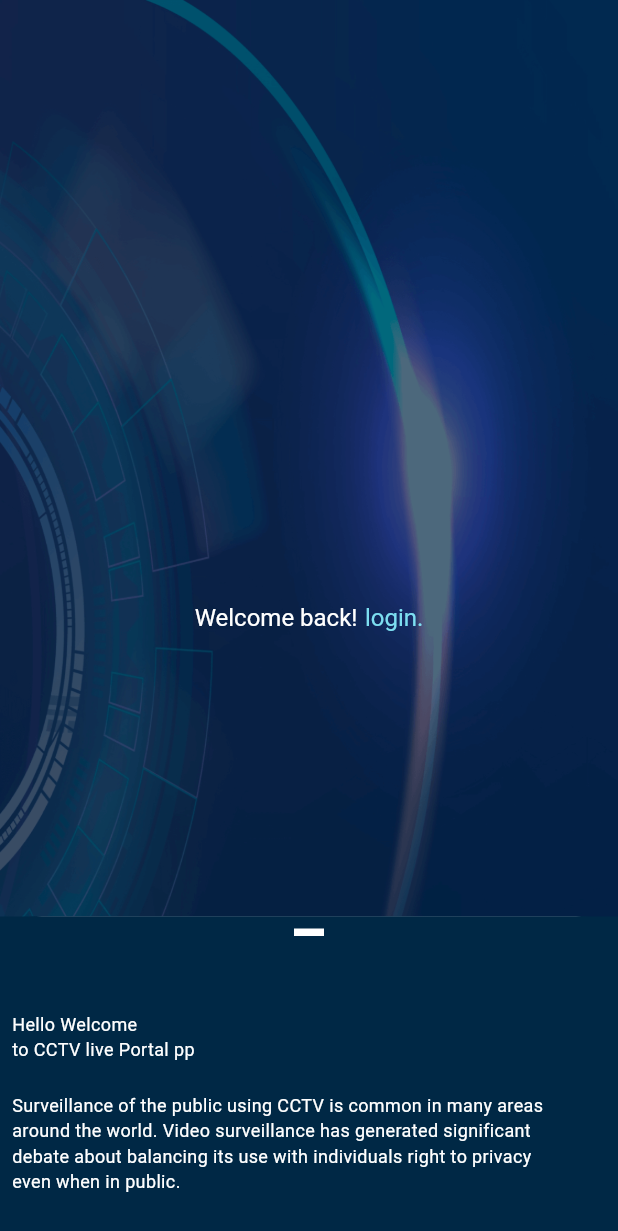
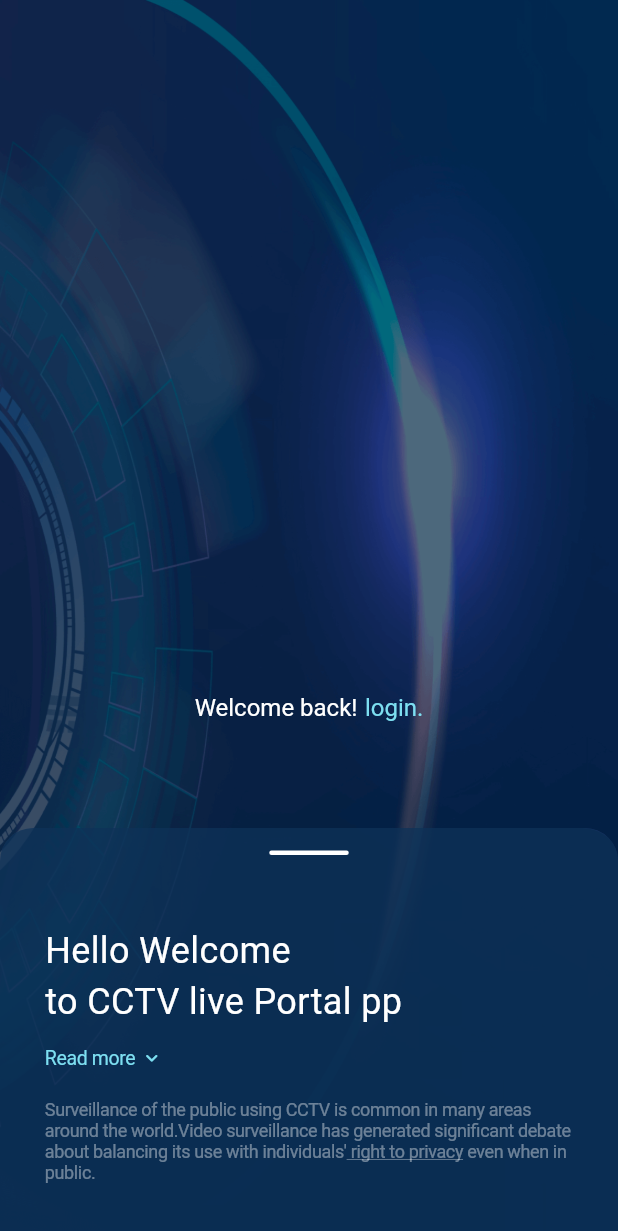
Before and after one commit to saikumarMob17/prowizMobile, a Flutter app: the screen it shows after launch, on a phone screen of 412 x 824 dp. Shown: the top 1231 px of the screen. Run offline on Flutter 3.47's test engine with Material 3 defaults, Android fonts, the light colour scheme and no system bars; our stand-ins replace dropdown_button2.

Commit message:
Splash screen UI Modified

```diff
--- a/lib/main.dart
+++ b/lib/main.dart
@@ -15,8 +15,10 @@ class MyApp extends StatelessWidget {
       debugShowCheckedModeBanner: false,
       theme: ThemeData(
         primarySwatch: Colors.blue,
+        bottomSheetTheme:
+        const BottomSheetThemeData(backgroundColor: Colors.transparent),
       ),
-      home: SplashScreen(),
+      home: const SplashScreen(),
     );
   }
 
--- a/lib/screens/splash_screen.dart
+++ b/lib/screens/splash_screen.dart
@@ -1,3 +1,6 @@
+import 'dart:developer';
+
+import 'package:flutter/gestures.dart';
 import 'package:flutter/material.dart';
 import 'package:prowiz/utils/colors.dart';
 import 'package:prowiz/utils/custom_text.dart';
@@ -9,8 +12,8 @@ class SplashScreen extends StatelessWidget {
 
   @override
   Widget build(BuildContext context) {
-    return Scaffold(
-      resizeToAvoidBottomInset: false,
+    return SafeArea(
+      child: Scaffold(
         body: Container(
           decoration: const BoxDecoration(
               color: ConstantColors.primaryColor,
@@ -18,6 +21,8 @@ class SplashScreen extends StatelessWidget {
                   image: AssetImage(ConstantImages.splashBg),
                   fit: BoxFit.fill)),
           child: Center(
+            child: Padding(
+              padding: const EdgeInsets.only(top: 120),
               child: RichText(
                 text: const TextSpan(
                     text: Constants.welcomeBackText,
@@ -30,71 +35,132 @@ class SplashScreen extends StatelessWidget {
                           text: Constants.login,
                           style: TextStyle(
                               fontSize: 16,
-                        color: ConstantColors.textFieldColor
-                      )
-                    )
+                              color: ConstantColors.textFieldColor))
                     ],
                     style:
                         TextStyle(fontWeight: FontWeight.w400, fontSize: 16)),
-
-          ),
-
-        ),
-      ),
-
-      bottomSheet: Container(
-
-        decoration: BoxDecoration(
-            color: ConstantColors.primaryColor,
-        ),
-
-        child: Column(
-          mainAxisSize: MainAxisSize.min,
-          children: [
-            Container(
-
-
-              decoration: BoxDecoration(
-
-                color: ConstantColors.primaryColor,
-                gradient: LinearGradient(colors: [
-                  ConstantColors.primaryColor,
-                  ConstantColors.primaryColor,
-
-
-                ]),
-                borderRadius: BorderRadius.circular(22),
-
-              ),
-              child: Padding(
-                padding: const EdgeInsets.all(8.0),
-                child: Column(
-                  mainAxisAlignment: MainAxisAlignment.center,
-                  crossAxisAlignment: CrossAxisAlignment.start,
-                  children: [
-                    Center(
-                      child: Container(
-                        height: 5,
-                        width: 20,
-                        decoration: BoxDecoration(
-                          color: Colors.white,
-
               ),
             ),
           ),
-                    SizedBox(height: 50,),
-                    CustomTextWidget(text: "Hello Welcome\nto CCTV live Portal pp",color: Colors.white,),
-                    SizedBox(height: 20,),
-                    CustomTextWidget(text: Constants.textData,color: Colors.white,),
-                    SizedBox(height: 20,),
-
+        ),
+        bottomSheet: Container(
+          padding: const EdgeInsets.symmetric(horizontal: 30, vertical: 15),
+          decoration: BoxDecoration(
+              color: ConstantColors.bgColor.withOpacity(0.5),
+              image: const DecorationImage(
+                  image: AssetImage(
+                    ConstantImages.bottomSheetBG,
+                  ),
+                  fit: BoxFit.fill),
+              borderRadius: const BorderRadius.only(
+                  topRight: Radius.circular(22), topLeft: Radius.circular(22))),
+          child: Column(
+            mainAxisSize: MainAxisSize.min,
+            crossAxisAlignment: CrossAxisAlignment.start,
+            children: [
+              Column(
+                crossAxisAlignment: CrossAxisAlignment.start,
+                children: [
+                  Align(
+                    alignment: Alignment.center,
+                    child: Container(
+                      height: 3,
+                      width: 53,
+                      decoration: BoxDecoration(
+                          color: Colors.white,
+                          borderRadius: BorderRadius.circular(22)),
+                    ),
+                  ),
+                  const SizedBox(
+                    height: 47,
+                  ),
+                  const CustomTextWidget(
+                    text: "Hello Welcome\nto CCTV live Portal pp",
+                    color: Colors.white,
+                    size: 24,
+                    fontWeight: FontWeight.w400,
+                  ),
+                  const SizedBox(
+                    height: 12,
+                  ),
+                  richTextWidget(Constants.readMore, "",
+                      isIcon: true,
+                      sizedBoxValue: 3,
+                      fontSize: 13,
+                      content1Color: ConstantColors.textFieldColor),
+                  const SizedBox(
+                    height: 20,
+                  ),
+                  richTextWidget(Constants.desc1, "",
+                      content3: Constants.desc2,content1Color: const Color(0xffFFFFFF).withOpacity(0.4),fontSize: 12,content4: Constants.desc3),
+                  const SizedBox(
+                    height: 20,
+                  ),
                 ],
               ),
+            ],
           ),
-            ),
-          ],
         ),
       ),
     );
   }
 }
+
+richTextWidget(String content1, String content2,
+    {String? content3,
+      String? content4,
+    double sizedBoxValue = 0,
+    Color? content1Color,
+    Color? content2Color,
+    Color? content3Color,
+    double fontSize = 12,
+    bool isIcon = false}) {
+  return RichText(
+    text: TextSpan(
+        text: content1,
+        children: [
+          WidgetSpan(
+              child: SizedBox(
+            width: sizedBoxValue,
+          )),
+          isIcon
+              ? const WidgetSpan(
+                  child: Icon(
+                  Icons.keyboard_arrow_down_rounded,
+                  color: ConstantColors.textFieldColor,
+                  size: 16,
+                ))
+              : TextSpan(
+                  text: content2,
+                  style: TextStyle(fontSize: fontSize, color: content2Color,letterSpacing: -0.24,)),
+          TextSpan(
+              text: content3,
+              recognizer: TapGestureRecognizer()
+                ..onTap = () {
+                  log("YESSSSS");
+                },
+              style: TextStyle(
+                fontSize: fontSize,
+                fontWeight: FontWeight.w400,
+                color: content3Color,
+                  letterSpacing: -0.24,
+                decoration: TextDecoration.underline
+              )),
+          TextSpan(
+              text: content4,
+
+              style: TextStyle(
+                  fontSize: fontSize,
+                  letterSpacing: -0.24,
+                  fontWeight: FontWeight.w400,
+                  color: content3Color,
+              ))
+        ],
+        style: TextStyle(
+            fontWeight: FontWeight.w400,
+            fontSize: fontSize,
+            letterSpacing: -0.24,
+
+            color: content1Color)),
+  );
+}
--- a/lib/utils/colors.dart
+++ b/lib/utils/colors.dart
@@ -7,4 +7,6 @@ class ConstantColors{
   static const textFieldColor= Color(0xff7DDFF1);
   static const buttonColor= Color(0xff00447D);
   static const descriptionColor= Color(0xff082840);
+  static const bgColor= Color(0x284580);
+  static const lineColor= Color(0xFFFFFF);
 }
--- a/lib/utils/images.dart
+++ b/lib/utils/images.dart
@@ -2,6 +2,7 @@ class ConstantImages {
 
  static const logo = "assets/login/logo.png";
  static const splashBg = "assets/splash/splash_bg.png";
+ static const bottomSheetBG = "assets/splash/bottom_sheet_bg.png";
 
 
 }
--- a/lib/utils/strings.dart
+++ b/lib/utils/strings.dart
@@ -9,5 +9,8 @@ class Constants {
   static const month ="Month";
   static const date ="Date";
   static const welcomeBack ="Welcome back!";
-  static const textData ="Surveillance of the public using CCTV is common in many areas\naround the world. Video surveillance has generated significant\ndebate about balancing its use with individuals right to privacy\neven when in public.";
+  static const readMore ="Read more";
+  static const desc1 ="Surveillance of the public using CCTV is common in many areas around the world.Video surveillance has generated significant debate about balancing its use with individuals'";
+  static const desc2 =" right to privacy";
+  static const desc3 =" even when in public.";
 }
```
Also changed, not shown: assets/splash/bottom_sheet_bg.png (added). Lines whose indentation alone changed are shown as unchanged.
